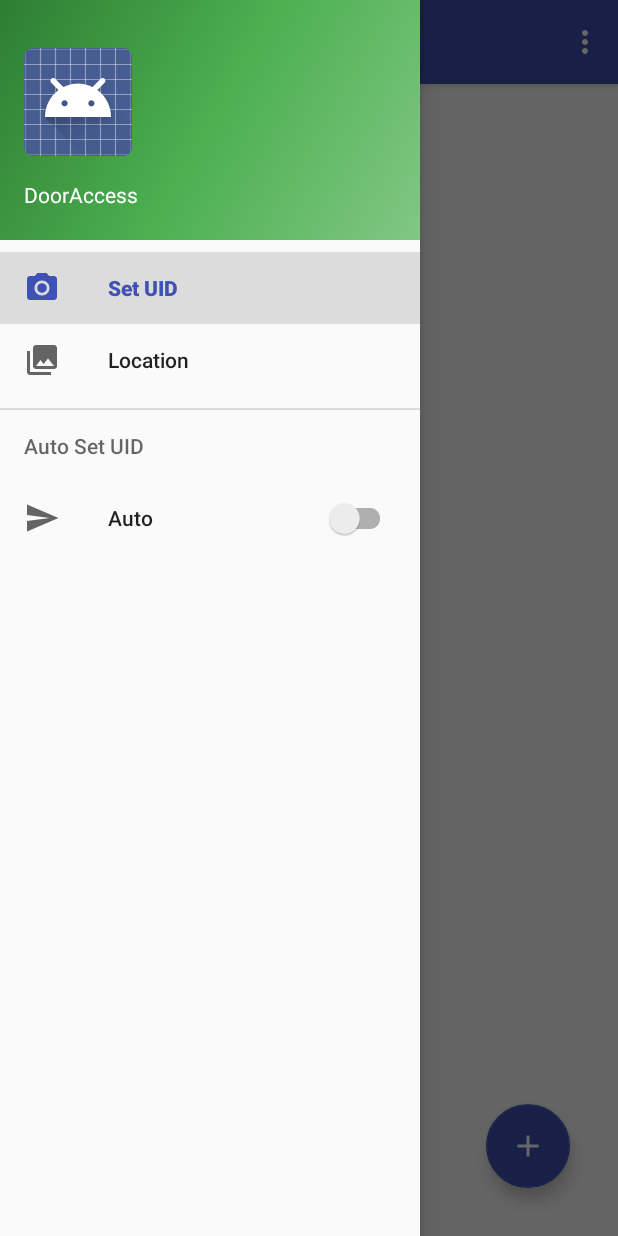
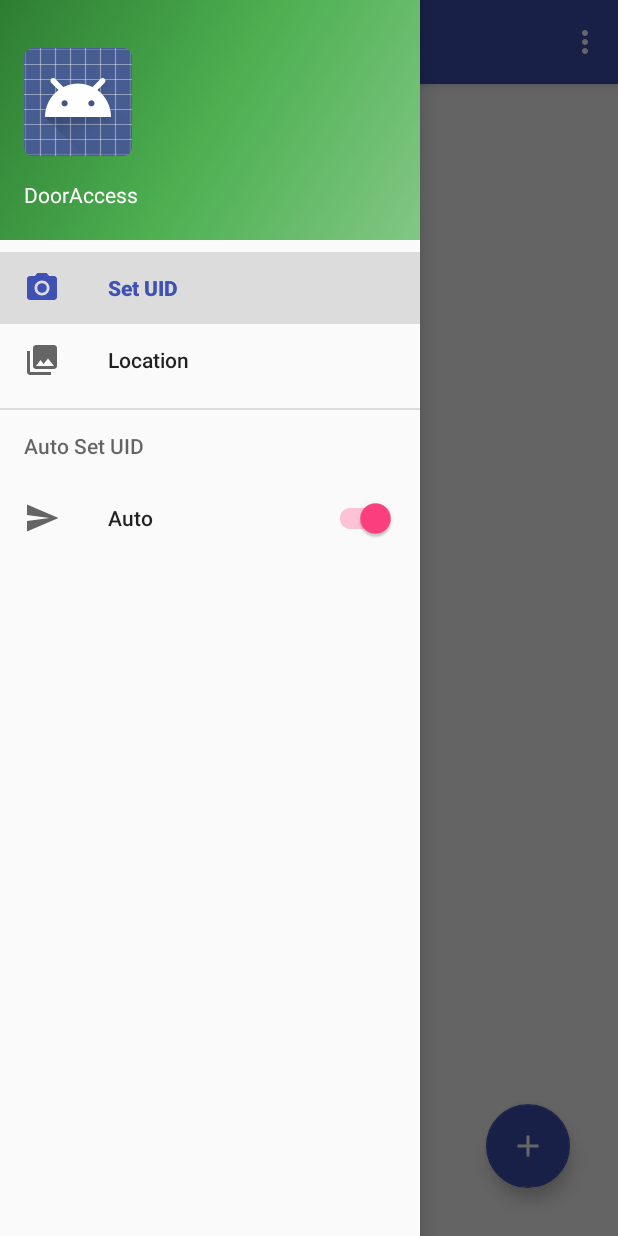
Before and after one commit to tjjh89017/DoorAccess, an Android app: the screen it shows after launch (MainActivity), with the side drawer open, on a phone screen of 412 x 824 dp. Run offline under Robolectric (Android 15) with nearby library versions, the phone set to English and light mode, and no system bars; 7 statements that could not run were skipped.

Commit message:
switch button listener

```diff
--- a/app/src/main/java/date/kojuro/dooraccess/MainActivity.java
+++ b/app/src/main/java/date/kojuro/dooraccess/MainActivity.java
@@ -14,10 +14,12 @@ import android.support.v4.view.GravityCompat;
 import android.support.v4.widget.DrawerLayout;
 import android.support.v7.app.ActionBarDrawerToggle;
 import android.support.v7.app.AppCompatActivity;
+import android.support.v7.widget.SwitchCompat;
 import android.support.v7.widget.Toolbar;
 import android.util.Log;
 import android.view.Menu;
 import android.view.MenuItem;
+import android.widget.CompoundButton;
 
 public class MainActivity extends AppCompatActivity
         implements NavigationView.OnNavigationItemSelectedListener, LocationService.LocationCallback {
@@ -30,6 +32,8 @@ public class MainActivity extends AppCompatActivity
     private boolean serviceAttached = false;
     private Location mLocation;
     private LocationService mLocationService;
+
+    private SwitchCompat vAutoSwitch;
 
 
     @Override
@@ -74,6 +78,15 @@ public class MainActivity extends AppCompatActivity
 
         bindService(locationIntent, mServiceConnection, Context.BIND_AUTO_CREATE);
 
+        NavigationView view = (NavigationView) findViewById(R.id.nav_view);
+        vAutoSwitch = (SwitchCompat) view.getMenu().findItem(R.id.nav_auto).getActionView().findViewById(R.id.auto_switch);
+        vAutoSwitch.setChecked(true);
+        vAutoSwitch.setOnCheckedChangeListener(new CompoundButton.OnCheckedChangeListener() {
+            @Override
+            public void onCheckedChanged(CompoundButton buttonView, boolean isChecked) {
+                Log.i(TAG, "auto switch to " + isChecked);
+            }
+        });
     }
 
     @Override
--- a/app/src/main/res/layout/menu_switch.xml
+++ b/app/src/main/res/layout/nav_auto_switch.xml
@@ -2,6 +2,7 @@
 <android.support.v7.widget.SwitchCompat
     xmlns:android="http://schemas.android.com/apk/res/android"
     xmlns:app="http://schemas.android.com/apk/res-auto"
+    android:id="@+id/auto_switch"
     android:layout_width="wrap_content"
     android:layout_height="match_parent"
     android:gravity="right|center_vertical"
--- a/app/src/main/res/menu/activity_main_drawer.xml
+++ b/app/src/main/res/menu/activity_main_drawer.xml
@@ -21,7 +21,7 @@
                 android:icon="@drawable/ic_menu_send"
                 android:title="Auto"
                 android:checkable="false"
-                app:actionLayout="@layout/menu_switch"
+                app:actionLayout="@layout/nav_auto_switch"
                 app:showAsAction="always" />
         </menu>
     </item>
```
